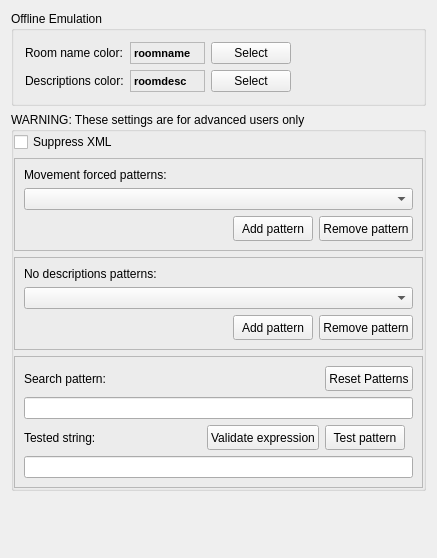
MUME/MMapper, file src/preferences/parserpage.ui: the form before one commit.
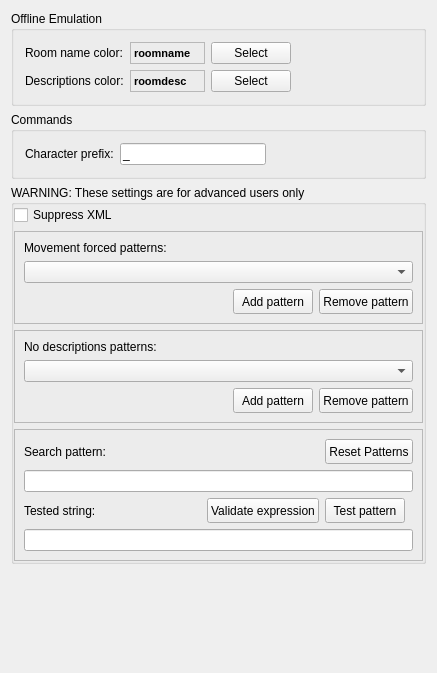
The form after the commit.

Commit message: Expose configurable Parser command prefix

What changed in the file:
```diff
--- a/src/preferences/parserpage.ui
+++ b/src/preferences/parserpage.ui
@@ -7,7 +7,7 @@
     <x>0</x>
     <y>0</y>
     <width>437</width>
-    <height>558</height>
+    <height>673</height>
    </rect>
   </property>
   <property name="sizePolicy">
@@ -148,6 +148,48 @@
      </layout>
     </widget>
    </item>
+   <item>
+    <widget class="QGroupBox" name="groupBox_3">
+     <property name="title">
+      <string>Commands</string>
+     </property>
+     <layout class="QGridLayout" name="gridLayout_3">
+      <item row="0" column="0">
+       <widget class="QLabel" name="label_3">
+        <property name="text">
+         <string>Character prefix:</string>
+        </property>
+        <property name="buddy">
+         <cstring>charPrefixLineEdit</cstring>
+        </property>
+       </widget>
+      </item>
+      <item row="0" column="1">
+       <widget class="QLineEdit" name="charPrefixLineEdit">
+        <property name="text">
+         <string>_</string>
+        </property>
+        <property name="maxLength">
+         <number>1</number>
+        </property>
+       </widget>
+      </item>
+      <item row="0" column="2">
+       <spacer name="horizontalSpacer_2">
+        <property name="orientation">
+         <enum>Qt::Horizontal</enum>
+        </property>
+        <property name="sizeHint" stdset="0">
+         <size>
+          <width>40</width>
+          <height>20</height>
+         </size>
+        </property>
+       </spacer>
+      </item>
+     </layout>
+    </widget>
+   </item>
    <item>
     <widget class="QGroupBox" name="groupBox_2">
      <property name="title">
```
Left out of the diff: 26 changed lines with no effect on the pictures. The commit also changes 7 other files.
